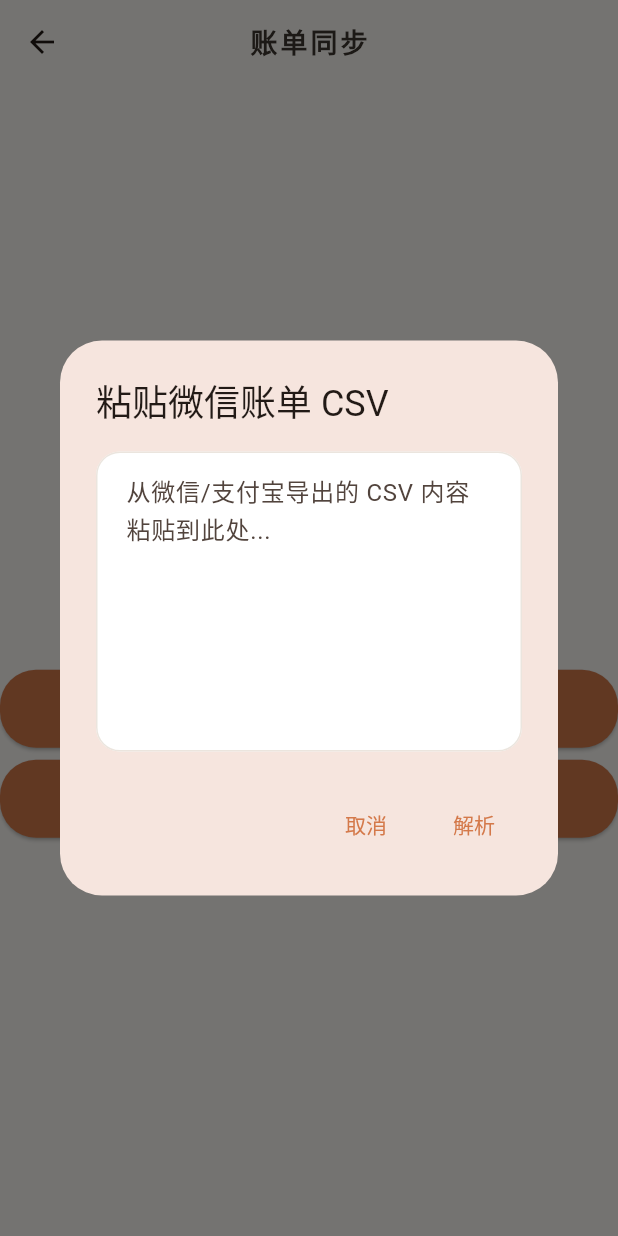
After one commit to zeeeejin1024/xiaojia_ledger, a Flutter app: the SyncPage screen opened directly, after a tap on "导入微信账单", on a phone screen of 412 x 824 dp. The commit adds this screen. Run offline on Flutter 3.47's test engine with Material 3 defaults, Android fonts, the light colour scheme and no system bars; our stand-ins replace dio, fl_chart, shared_preferences; accounts and stored records are empty; network calls fail; Roboto replaces fonts that are missing (PingFang SC).

Commit message:
feat: PDF 导出 + 账单同步页面 + 语音入口
- GET /export/pdf (reportlab)
- 账单同步页面 (粘贴CSV → 解析预览)
- 语音记账入口页面
- 设置页新增同步/语音快捷入口

```diff
--- a/frontend/lib/modules/settings/settings_page.dart
+++ b/frontend/lib/modules/settings/settings_page.dart
@@ -5,6 +5,8 @@ import 'package:xiaojia_ledger/core/constants.dart';
 import 'package:xiaojia_ledger/core/router.dart';
 import 'package:xiaojia_ledger/data/api/api_client.dart';
 import 'package:xiaojia_ledger/data/api/record_api.dart';
+import 'package:xiaojia_ledger/modules/sync/sync_page.dart';
+import 'package:xiaojia_ledger/modules/voice/voice_page.dart';
 
 class SettingsPage extends StatelessWidget {
   const SettingsPage({super.key});
@@ -34,6 +36,18 @@ class SettingsPage extends StatelessWidget {
 
         // Export JSON
         _settingItem(Icons.code, '导出 JSON 备份', () => _exportJSON(context)),
+        const SizedBox(height: 8),
+
+        // Bill sync
+        _settingItem(Icons.sync, '账单同步（微信/支付宝）', () {
+          Navigator.push(context, MaterialPageRoute(builder: (_) => const SyncPage()));
+        }),
+        const SizedBox(height: 8),
+
+        // Voice
+        _settingItem(Icons.mic, '语音记账', () {
+          Navigator.push(context, MaterialPageRoute(builder: (_) => const VoicePage()));
+        }),
         const SizedBox(height: 8),
 
         // Switch account
--- /dev/null
+++ b/frontend/lib/modules/sync/sync_page.dart
@@ -0,0 +1,159 @@
+import 'dart:convert';
+import 'package:flutter/material.dart';
+import 'package:xiaojia_ledger/data/api/api_client.dart';
+import 'package:xiaojia_ledger/data/models/category.dart';
+import 'package:xiaojia_ledger/data/api/category_api.dart';
+
+class SyncPage extends StatefulWidget {
+  const SyncPage({super.key});
+
+  @override
+  State<SyncPage> createState() => _SyncPageState();
+}
+
+class _SyncPageState extends State<SyncPage> {
+  List<dynamic> _items = [];
+  List<Category> _categories = [];
+  bool _loading = false;
+
+  @override
+  void initState() {
+    super.initState();
+    _loadCategories();
+  }
+
+  Future<void> _loadCategories() async {
+    final result = await CategoryApi.getCategories();
+    if (result.data != null) {
+      _categories = result.data!
+          .expand((c) => c.leafCategories)
+          .toList();
+    }
+  }
+
+  Future<void> _parse(String csvContent, String source) async {
+    setState(() => _loading = true);
+    try {
+      final res = await ApiClient().post('/sync/parse', data: {
+        'content': csvContent,
+        'source': source,
+      });
+      if (res.data['code'] == 0) {
+        setState(() => _items = res.data['data']['items'] ?? []);
+      }
+    } catch (_) {}
+    if (mounted) setState(() => _loading = false);
+  }
+
+  Future<void> _pasteAndParse(String source) async {
+    final ctrl = TextEditingController();
+    final result = await showDialog<String>(
+      context: context,
+      builder: (_) => AlertDialog(
+        title: Text('粘贴${source == "wechat" ? "微信" : "支付宝"}账单 CSV'),
+        content: SizedBox(
+          width: double.maxFinite,
+          height: 200,
+          child: TextField(
+            controller: ctrl,
+            maxLines: null,
+            expands: true,
+            textAlignVertical: TextAlignVertical.top,
+            decoration: const InputDecoration(
+              hintText: '从微信/支付宝导出的 CSV 内容粘贴到此处...',
+              border: OutlineInputBorder(),
+            ),
+          ),
+        ),
+        actions: [
+          TextButton(onPressed: () => Navigator.pop(context), child: const Text('取消')),
+          TextButton(
+            onPressed: () => Navigator.pop(context, ctrl.text),
+            child: const Text('解析'),
+          ),
+        ],
+      ),
+    );
+
+    if (result != null && result.isNotEmpty) {
+      _parse(result, source);
+    }
+  }
+
+  @override
+  Widget build(BuildContext context) {
+    return Scaffold(
+      appBar: AppBar(title: const Text('账单同步')),
+      body: _items.isEmpty
+          ? Center(
+              child: Column(
+                mainAxisSize: MainAxisSize.min,
+                children: [
+                  const Text('📥', style: TextStyle(fontSize: 48)),
+                  const SizedBox(height: 16),
+                  const Text('导入账单，自动匹配分类',
+                      style: TextStyle(color: Color(0xFFAAA098))),
+                  const SizedBox(height: 20),
+                  ElevatedButton.icon(
+                    onPressed: () => _pasteAndParse('wechat'),
+                    icon: const Text('💬'),
+                    label: const Text('导入微信账单'),
+                  ),
+                  const SizedBox(height: 8),
+                  ElevatedButton.icon(
+                    onPressed: () => _pasteAndParse('alipay'),
+                    icon: const Text('🔵'),
+                    label: const Text('导入支付宝账单'),
+                  ),
+                ],
+              ),
+            )
+          : Column(
+              children: [
+                if (_loading)
+                  const LinearProgressIndicator(),
+                Padding(
+                  padding: const EdgeInsets.all(12),
+                  child: Row(
+                    children: [
+                      Text('共 ${_items.length} 条待导入',
+                          style: const TextStyle(fontWeight: FontWeight.w600)),
+                      const Spacer(),
+                      TextButton(
+                        onPressed: () => setState(() => _items = []),
+                        child: const Text('清除'),
+                      ),
+                    ],
+                  ),
+                ),
+                Expanded(
+                  child: ListView.separated(
+                    padding: const EdgeInsets.symmetric(horizontal: 12),
+                    itemCount: _items.length,
+                    separatorBuilder: (_, __) => const Divider(),
+                    itemBuilder: (_, i) {
+                      final item = _items[i];
+                      final matched = item['child_category'] ?? item['matched_category'] ?? '—';
+                      return ListTile(
+                        dense: true,
+                        title: Text(item['merchant'] ?? item['note'] ?? '未知',
+                            style: const TextStyle(fontSize: 14)),
+                        subtitle: Text('${item['date']}  ${item['type']}  ¥${item['amount']}',
+                            style: const TextStyle(fontSize: 12, color: Color(0xFFAAA098))),
+                        trailing: Container(
+                          padding: const EdgeInsets.symmetric(horizontal: 8, vertical: 4),
+                          decoration: BoxDecoration(
+                            color: const Color(0xFFF5F1EB),
+                            borderRadius: BorderRadius.circular(8),
+                          ),
+                          child: Text(matched, style: const TextStyle(fontSize: 11)),
+                        ),
+                      );
+                    },
+                  ),
+                ),
+              ],
+            ),
+    );
+  }
+}
```
Also changed, not shown: frontend/lib/modules/voice/voice_page.dart (added, +43 -0 lines), 1 other file.
